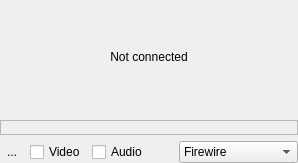
Above: src/widgets/recmonitor_ui.ui from KDE/kdenlive before the change. Below: the same form after it.
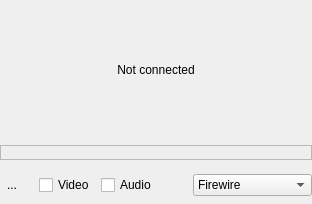
That is the form after the change. Custom widgets are drawn as their Qt base class.

Commit message: Display log info when screen capture crashes: http://kdenlive.org/mantis/view.php?id=2643

The edit to the form file:
```diff
--- a/src/widgets/recmonitor_ui.ui
+++ b/src/widgets/recmonitor_ui.ui
@@ -6,40 +6,22 @@
    <rect>
     <x>0</x>
     <y>0</y>
-    <width>298</width>
-    <height>163</height>
+    <width>312</width>
+    <height>204</height>
    </rect>
   </property>
-  <layout class="QGridLayout" name="gridLayout">
+  <layout class="QVBoxLayout" name="verticalLayout">
    <property name="margin">
     <number>0</number>
    </property>
-   <item row="2" column="4">
-    <widget class="KComboBox" name="device_selector">
      <item>
-      <property name="text">
-       <string>Firewire</string>
-      </property>
-     </item>
-     <item>
-      <property name="text">
-       <string>FFmpeg</string>
-      </property>
-     </item>
-     <item>
-      <property name="text">
-       <string>Screen grab</string>
-      </property>
-     </item>
-     <item>
-      <property name="text">
-       <string>Blackmagic card</string>
-      </property>
-     </item>
-    </widget>
-   </item>
-   <item row="0" column="0" colspan="5">
     <widget class="QLabel" name="video_frame">
+     <property name="sizePolicy">
+      <sizepolicy hsizetype="Preferred" vsizetype="MinimumExpanding">
+       <horstretch>0</horstretch>
+       <verstretch>0</verstretch>
+      </sizepolicy>
+     </property>
      <property name="text">
       <string>Not connected</string>
      </property>
@@ -48,20 +30,7 @@
      </property>
     </widget>
    </item>
-   <item row="2" column="3">
-    <spacer name="horizontalSpacer">
-     <property name="orientation">
-      <enum>Qt::Horizontal</enum>
-     </property>
-     <property name="sizeHint" stdset="0">
-      <size>
-       <width>40</width>
-       <height>20</height>
-      </size>
-     </property>
-    </spacer>
-   </item>
-   <item row="1" column="0" colspan="5">
+   <item>
     <widget class="QFrame" name="control_frame_firewire">
      <property name="sizePolicy">
       <sizepolicy hsizetype="Preferred" vsizetype="Maximum">
@@ -83,7 +52,9 @@
      </property>
     </widget>
    </item>
-   <item row="2" column="0">
+   <item>
+    <layout class="QHBoxLayout" name="horizontalLayout">
+     <item>
     <widget class="QToolButton" name="rec_options">
      <property name="text">
       <string>...</string>
@@ -96,7 +67,7 @@
      </property>
     </widget>
    </item>
-   <item row="2" column="1">
+     <item>
     <widget class="QFrame" name="control_frame">
      <property name="frameShape">
       <enum>QFrame::NoFrame</enum>
@@ -104,18 +75,15 @@
      <property name="frameShadow">
       <enum>QFrame::Plain</enum>
      </property>
-     <layout class="QGridLayout" name="gridLayout_2">
-      <property name="margin">
-       <number>0</number>
-      </property>
-      <item row="0" column="0">
+       <layout class="QHBoxLayout" name="horizontalLayout_2">
+        <item>
        <widget class="QCheckBox" name="rec_video">
         <property name="text">
          <string>Video</string>
         </property>
        </widget>
       </item>
-      <item row="0" column="1">
+        <item>
        <widget class="QCheckBox" name="rec_audio">
         <property name="text">
          <string>Audio</string>
@@ -123,11 +91,46 @@
        </widget>
       </item>
      </layout>
-     <zorder>rec_video</zorder>
-     <zorder>rec_audio</zorder>
-     <zorder>rec_video</zorder>
-     <zorder>rec_audio</zorder>
-    </widget>
+      </widget>
+     </item>
+     <item>
+      <spacer name="horizontalSpacer">
+       <property name="orientation">
+        <enum>Qt::Horizontal</enum>
+       </property>
+       <property name="sizeHint" stdset="0">
+        <size>
+         <width>40</width>
+         <height>20</height>
+        </size>
+       </property>
+      </spacer>
+     </item>
+     <item>
+      <widget class="KComboBox" name="device_selector">
+       <item>
+        <property name="text">
+         <string>Firewire</string>
+        </property>
+       </item>
+       <item>
+        <property name="text">
+         <string>FFmpeg</string>
+        </property>
+       </item>
+       <item>
+        <property name="text">
+         <string>Screen grab</string>
+        </property>
+       </item>
+       <item>
+        <property name="text">
+         <string>Blackmagic card</string>
+        </property>
+       </item>
+      </widget>
+     </item>
+    </layout>
    </item>
   </layout>
  </widget>
```
Left out of the diff: 3 changed lines with no effect on the pictures. Lines whose indentation alone changed are shown as unchanged. The commit also changes 2 other files.
